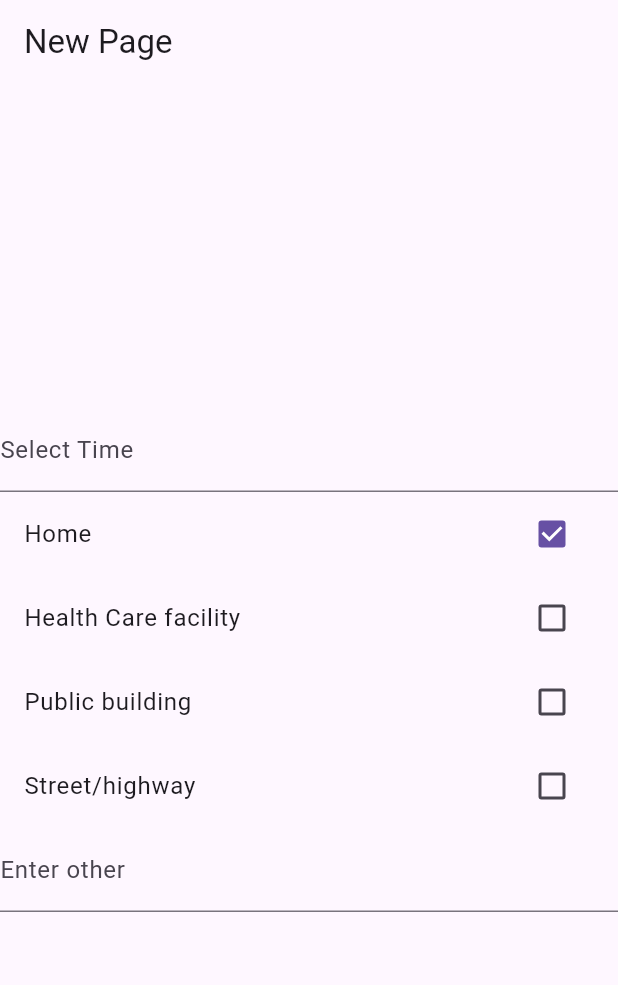
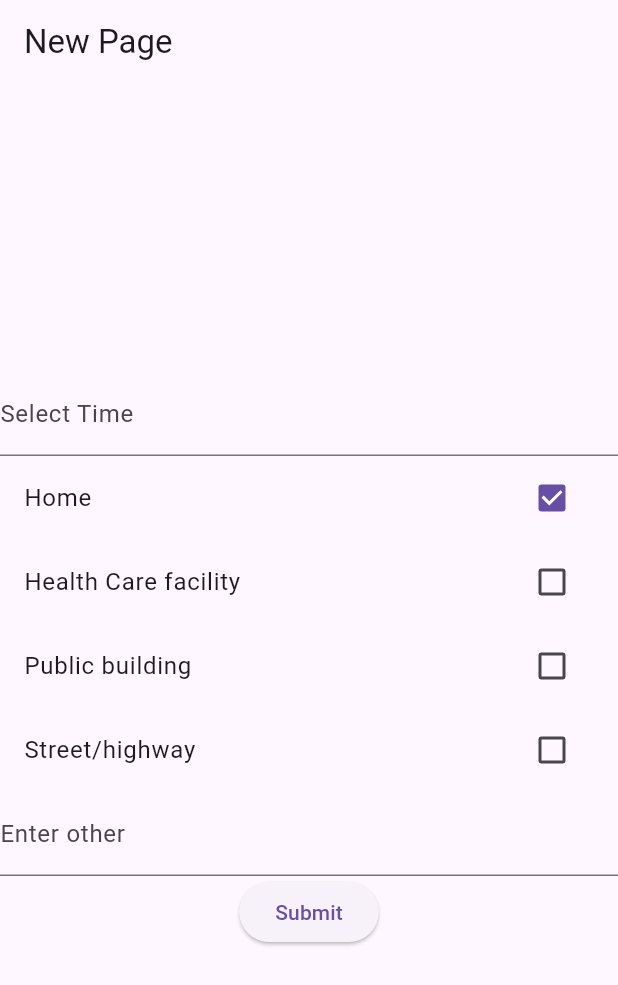
Before and after one commit to Valvahen/EmApp, a Flutter app: the NewPage screen opened directly, on a phone screen of 412 x 824 dp. Shown: the top 985 px of the screen. Run offline on Flutter 3.47's test engine with Material 3 defaults, Android fonts, the phone set to English and light mode, and no system bars.

Commit message:
changes and changes

```diff
--- a/lib/login_page.dart
+++ b/lib/login_page.dart
@@ -170,6 +170,7 @@ class _NewPageState extends State<NewPage> {
               labelText: 'Enter other',
             ),
           ),
+          ElevatedButton(onPressed: () {}, child: Text('Submit'))
         ],
       ),
     );
```
